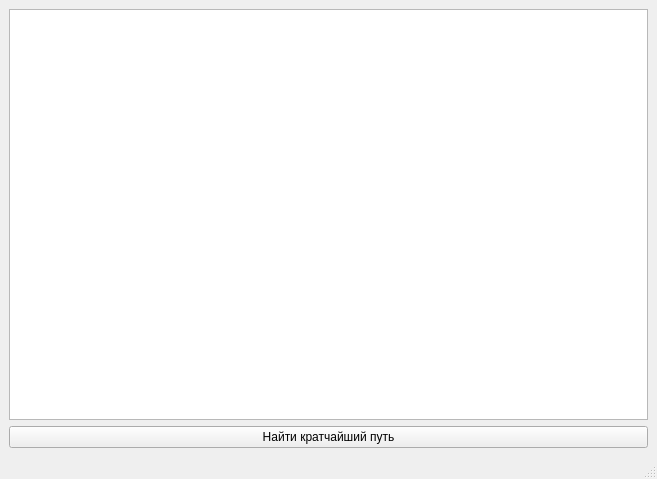
First picture: the form in mainwindow.ui, repository TsengelBair/Graphs_vizualization, before the edit.
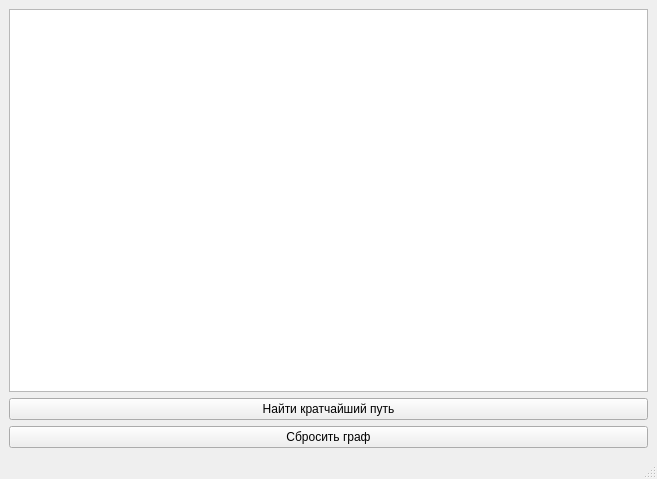
Second picture: the form after the edit.

Commit message: Сброс графа

Diff of the .ui file:
```diff
--- a/mainwindow.ui
+++ b/mainwindow.ui
@@ -25,6 +25,13 @@
       </property>
      </widget>
     </item>
+    <item row="2" column="0">
+     <widget class="QPushButton" name="resetGraphBtn">
+      <property name="text">
+       <string>Сбросить граф</string>
+      </property>
+     </widget>
+    </item>
    </layout>
   </widget>
   <widget class="QMenuBar" name="menubar">
```
The commit also changes 2 other files.
